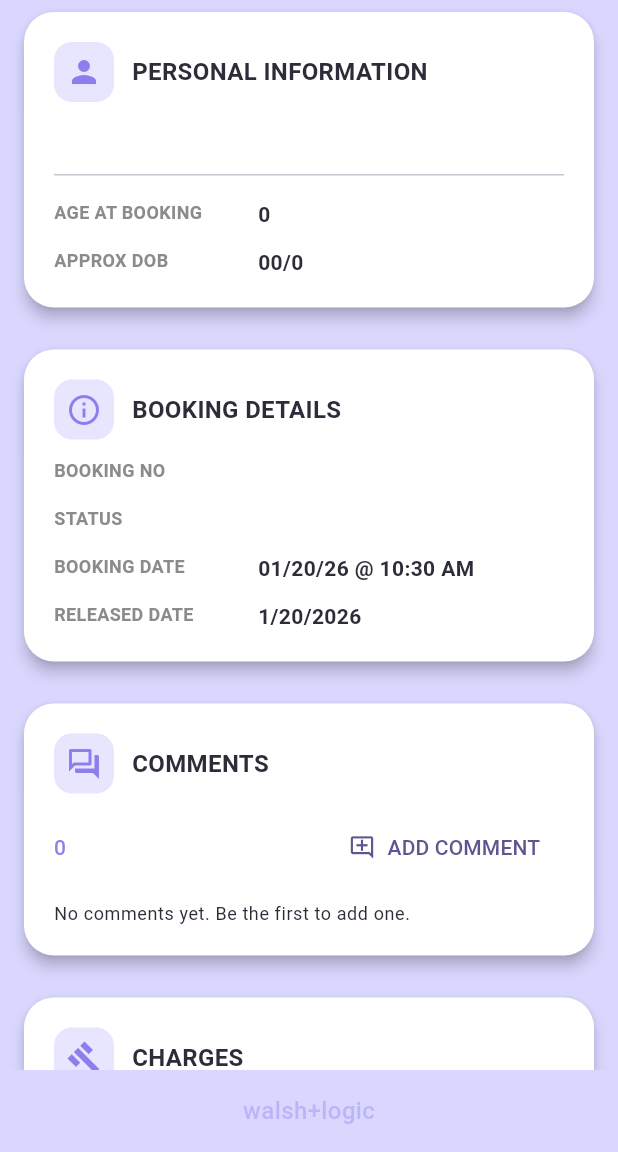
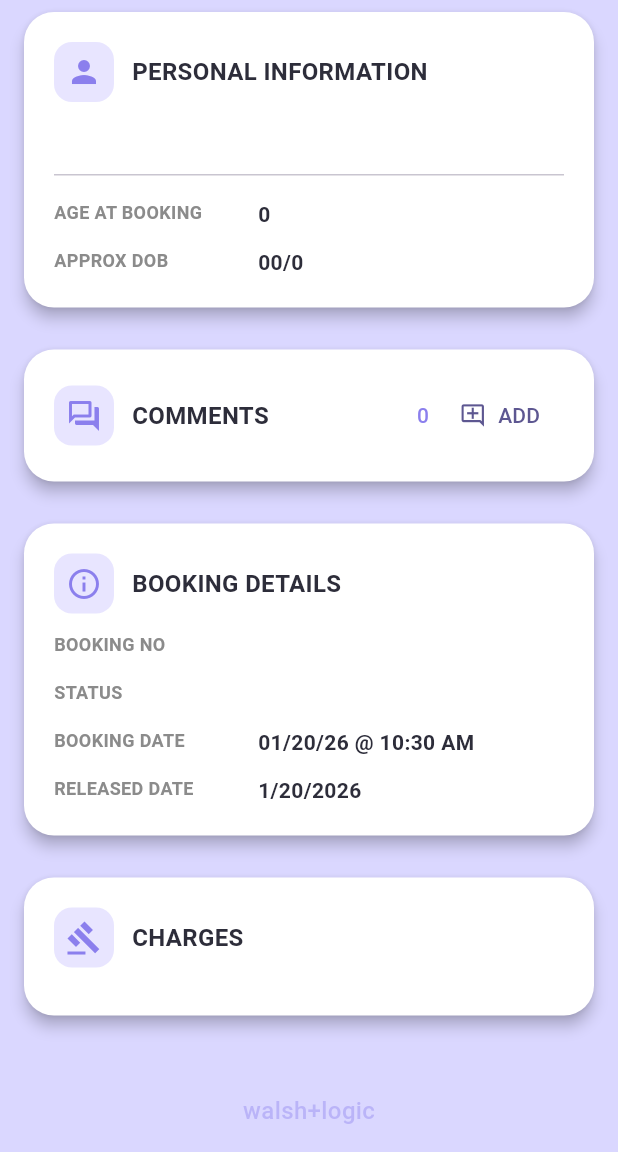
Before and after one commit to walshlogic/putnamapp, a Flutter app: the BookingDetailScreen screen opened directly with empty values, scrolled down 240 dp, on a phone screen of 412 x 824 dp, the part 84-1236 px from its top. Run offline on Flutter 3.47's test engine with Material 3 defaults, Android fonts, the phone set to English and light mode, and no system bars; our stand-ins replace flutter_dotenv, flutter_riverpod, go_router, google_mobile_ads, image_picker, package_info_plus and 2 more; missing offline and left inert: purchases_flutter; accounts and stored records are empty; network calls fail.

Commit message:
Colapsed arrestee comment section, default map to Apple Map App

```diff
--- a/lib/screens/booking_detail_screen.dart
+++ b/lib/screens/booking_detail_screen.dart
@@ -288,6 +288,17 @@ class BookingDetailScreen extends ConsumerWidget {
 
                 if (booking.addressGiven.isNotEmpty) const SizedBox(height: 12),
 
+                _buildCommentsCard(
+                  context,
+                  ref,
+                  commentsAsync,
+                  isLoggedIn,
+                  booking,
+                  bookingHistory,
+                ),
+
+                const SizedBox(height: 12),
+
                 // Booking Details Card
                 _buildSectionCard(
                   context,
@@ -327,67 +338,6 @@ class BookingDetailScreen extends ConsumerWidget {
                         '${booking.releasedDate!.month}/${booking.releasedDate!.day}/${booking.releasedDate!.year}',
                       ),
                     ],
-                  ],
-                ),
-
-                const SizedBox(height: 12),
-
-                // Comments Card
-                _buildSectionCard(
-                  context,
-                  icon: Icons.forum_outlined,
-                  title: 'COMMENTS',
-                  children: <Widget>[
-                    Row(
-                      mainAxisAlignment: MainAxisAlignment.spaceBetween,
-                      children: <Widget>[
-                        commentsAsync.when(
-                          data: (comments) => Text(
-                            '${comments.length}',
-                            style: Theme.of(context).textTheme.titleSmall
-                                ?.copyWith(color: appColors.primaryPurple),
-                          ),
-                          loading: () => const SizedBox.shrink(),
-                          error: (_, __) => const SizedBox.shrink(),
-                        ),
-                        TextButton.icon(
-                          onPressed: () {
-                            if (!isLoggedIn) {
-                              ScaffoldMessenger.of(context).showSnackBar(
-                                const SnackBar(
-                                  content: Text(
-                                    'Please sign in to leave a comment.',
-                                  ),
-                                ),
-                              );
-                              return;
-                            }
-                            _openAddCommentScreen(context, ref, booking);
-                          },
-                          icon: const Icon(Icons.add_comment_outlined, size: 18),
-                          label: const Text('ADD COMMENT'),
-                        ),
-                      ],
-                    ),
-                    const SizedBox(height: 12),
-                    commentsAsync.when(
-                      data: (comments) => _buildCommentsList(
-                        context,
-                        appColors,
-                        comments,
-                        bookingHistory,
-                      ),
-                      loading: () => const Center(
-                        child: Padding(
-                          padding: EdgeInsets.all(12),
-                          child: CircularProgressIndicator(),
-                        ),
-                      ),
-                      error: (error, _) => Text(
-                        'Unable to load comments: $error',
-                        style: Theme.of(context).textTheme.bodySmall,
-                      ),
-                    ),
                   ],
                 ),
 
@@ -682,6 +632,121 @@ class BookingDetailScreen extends ConsumerWidget {
         );
       }
     }
+  }
+
+  Widget _buildCommentsCard(
+    BuildContext context,
+    WidgetRef ref,
+    AsyncValue<List<BookingComment>> commentsAsync,
+    bool isLoggedIn,
+    JailBooking booking,
+    List<JailBooking>? bookingHistory,
+  ) {
+    final styles = context.detailScreenStyles;
+    final appColors = context.appColors;
+    final bool hasComments = commentsAsync.maybeWhen(
+      data: (comments) => comments.isNotEmpty,
+      orElse: () => false,
+    );
+
+    final header = Row(
+      children: <Widget>[
+        Container(
+          padding: const EdgeInsets.all(8),
+          decoration: BoxDecoration(
+            color: appColors.lightPurple,
+            borderRadius: BorderRadius.circular(12),
+          ),
+          child: Icon(
+            Icons.forum_outlined,
+            color: appColors.primaryPurple,
+            size: styles.sectionIconSize,
+          ),
+        ),
+        const SizedBox(width: 12),
+        Expanded(
+          child: Text(
+            'COMMENTS',
+            style: TextStyle(
+              fontSize: styles.sectionTitleSize,
+              fontWeight: FontWeight.w600,
+              color: appColors.textDark,
+            ),
+          ),
+        ),
+        commentsAsync.when(
+          data: (comments) => Text(
+            '${comments.length}',
+            style: Theme.of(context)
+                .textTheme
+                .titleSmall
+                ?.copyWith(color: appColors.primaryPurple),
+          ),
+          loading: () => Text(
+            '...',
+            style: Theme.of(context)
+                .textTheme
+                .titleSmall
+                ?.copyWith(color: appColors.primaryPurple),
+          ),
+          error: (_, __) => const SizedBox.shrink(),
+        ),
+        const SizedBox(width: 8),
+        TextButton.icon(
+          onPressed: () {
+            if (!isLoggedIn) {
+              ScaffoldMessenger.of(context).showSnackBar(
+                const SnackBar(
+                  content: Text('Please sign in to leave a comment.'),
+                ),
+              );
+              return;
+            }
+            _openAddCommentScreen(context, ref, booking);
+          },
+          icon: const Icon(Icons.add_comment_outlined, size: 18),
+          label: const Text('ADD'),
+        ),
+      ],
+    );
+
+    if (!hasComments) {
+      return Card(
+        child: Padding(
+          padding: const EdgeInsets.all(20),
+          child: header,
+        ),
+      );
+    }
+
+    return Card(
+      child: ExpansionTile(
+        tilePadding: const EdgeInsets.all(20),
+        childrenPadding: const EdgeInsets.fromLTRB(20, 0, 20, 20),
+        title: header,
+        children: <Widget>[
+          const SizedBox(height: 12),
+          commentsAsync.when(
+            data: (comments) => _buildCommentsList(
+              context,
+              appColors,
+              comments,
+              bookingHistory,
+            ),
+            loading: () => const Center(
+              child: Padding(
+                padding: EdgeInsets.all(12),
+                child: CircularProgressIndicator(),
+              ),
+            ),
+            error: (error, _) => Text(
+              'Unable to load comments: $error',
+              style: Theme.of(context).textTheme.bodySmall,
+            ),
+          ),
+        ],
+      ),
+    );
   }
 
   Widget _buildCommentsList(
--- a/pubspec.yaml
+++ b/pubspec.yaml
@@ -16,7 +16,7 @@ publish_to: 'none' # Remove this line if you wish to publish to pub.dev
 # https://developer.apple.com/library/archive/documentation/General/Reference/InfoPlistKeyReference/Articles/CoreFoundationKeys.html
 # In Windows, build-name is used as the major, minor, and patch parts
 # of the product and file versions while build-number is used as the build suffix.
-version: 1.0.0+8
+version: 1.0.0+10
 
 environment:
   sdk: ^3.9.2
```
Also changed, not shown: lib/screens/booking_comment_create_screen.dart (+11 -13 lines), lib/screens/place_detail_screen.dart (+41 -74 lines).
